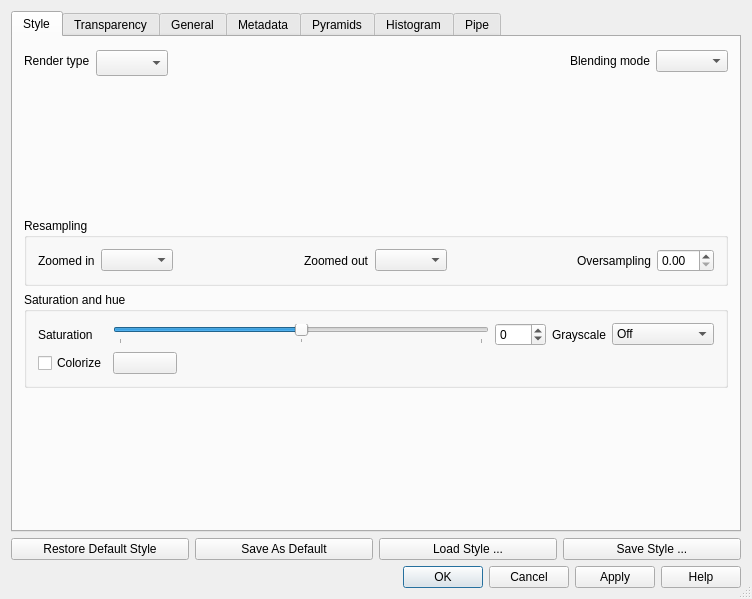
The window that src/ui/qgsrasterlayerpropertiesbase.ui (carsmie/QGIS) describes before a commit, drawn with Qt 5.
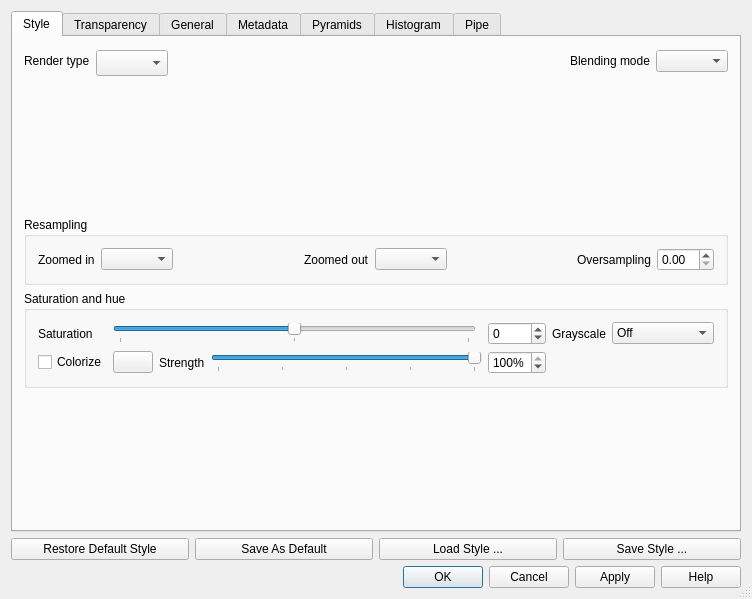
The same window after the commit. The open tabs and pages were chosen to show the change. Icons and pictures are not drawn. Custom widgets are drawn as their Qt base class.

Commit message: Add strength slider for raster colorization

What changed in the file:
```diff
--- a/src/ui/qgsrasterlayerpropertiesbase.ui
+++ b/src/ui/qgsrasterlayerpropertiesbase.ui
@@ -288,7 +288,7 @@
             </property>
            </widget>
           </item>
-          <item row="0" column="3">
+          <item row="0" column="4">
            <widget class="QSpinBox" name="spinBoxSaturation">
             <property name="minimum">
              <number>-100</number>
@@ -311,14 +311,14 @@
             </property>
            </widget>
           </item>
-          <item row="0" column="5">
+          <item row="0" column="6">
            <widget class="QLabel" name="labelGrayscale">
             <property name="text">
              <string>Grayscale</string>
             </property>
            </widget>
           </item>
-          <item row="0" column="6">
+          <item row="0" column="7">
            <widget class="QComboBox" name="comboGrayscale">
             <item>
              <property name="text">
@@ -342,7 +342,16 @@
             </item>
            </widget>
           </item>
-          <item row="1" column="1">
+          <item row="1" column="0">
+           <widget class="QCheckBox" name="mColorizeCheck">
+            <property name="text">
+             <string>Colorize</string>
+            </property>
+           </widget>
+          </item>
+          <item row="1" column="1" colspan="2">
+           <layout class="QHBoxLayout" name="horizontalLayout_11">
+            <item>
            <widget class="QgsColorButton" name="btnColorizeColor">
             <property name="maximumSize">
              <size>
@@ -355,10 +364,47 @@
             </property>
            </widget>
           </item>
-          <item row="1" column="0">
-           <widget class="QCheckBox" name="mColorizeCheck">
+            <item>
+             <widget class="QLabel" name="labelColorizeStrength">
             <property name="text">
-             <string>Colorize</string>
+               <string>Strength</string>
+              </property>
+             </widget>
+            </item>
+            <item>
+             <widget class="QSlider" name="sliderColorizeStrength">
+              <property name="maximum">
+               <number>100</number>
+              </property>
+              <property name="value">
+               <number>100</number>
+              </property>
+              <property name="orientation">
+               <enum>Qt::Horizontal</enum>
+              </property>
+              <property name="tickPosition">
+               <enum>QSlider::TicksBelow</enum>
+              </property>
+              <property name="tickInterval">
+               <number>25</number>
+              </property>
+             </widget>
+            </item>
+           </layout>
+          </item>
+          <item row="1" column="4">
+           <widget class="QSpinBox" name="spinColorizeStrength">
+            <property name="suffix">
+             <string>%</string>
+            </property>
+            <property name="minimum">
+             <number>0</number>
+            </property>
+            <property name="maximum">
+             <number>100</number>
+            </property>
+            <property name="value">
+             <number>100</number>
             </property>
            </widget>
           </item>
```
Lines whose indentation alone changed are shown as unchanged. The commit also changes 4 other files.
